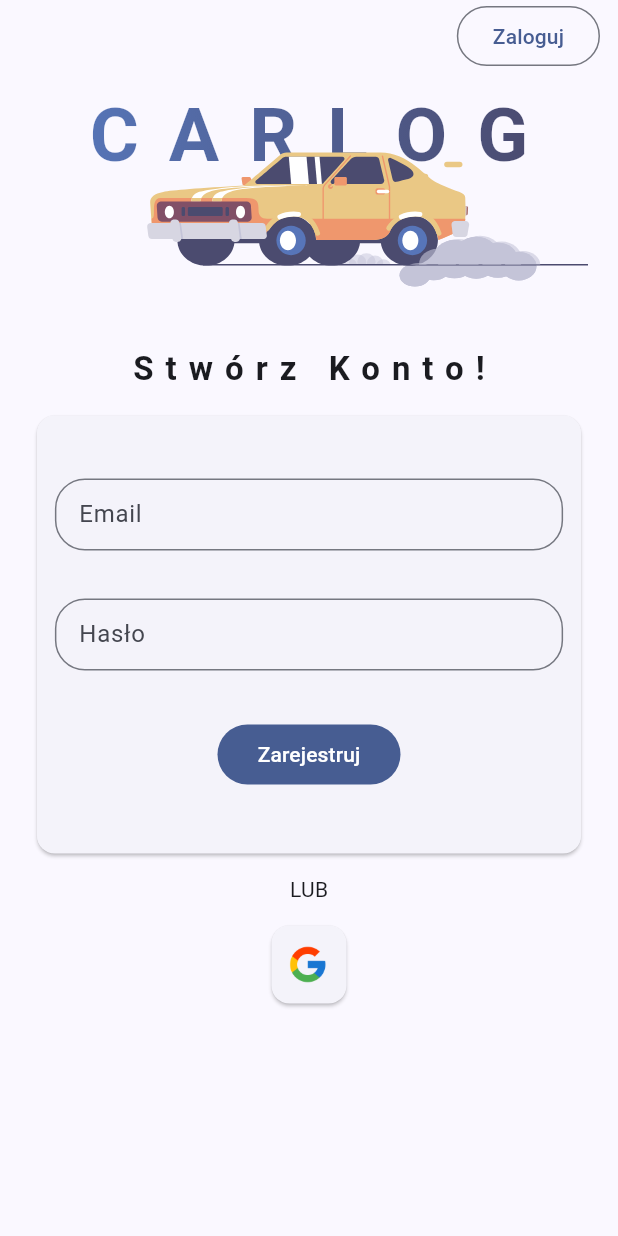
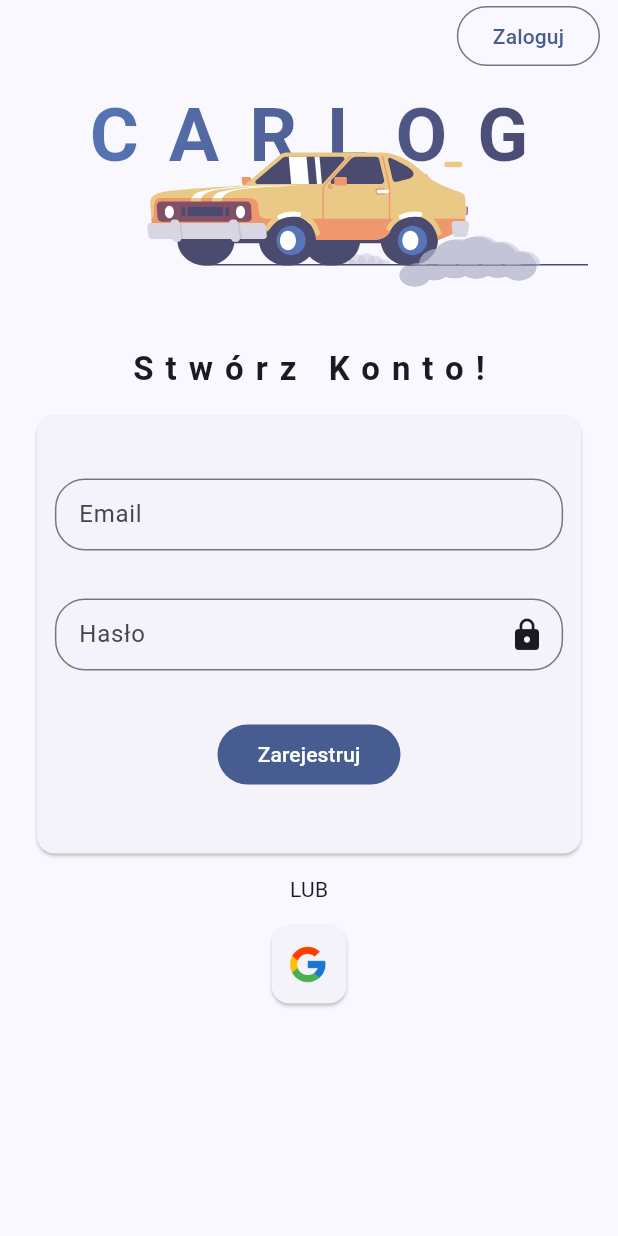
Before and after one commit to LynxLynxx/Carlog, a Flutter app: the screen it shows after launch, after a tap on "Zarejestruj", on a phone screen of 412 x 824 dp. Run offline on Flutter 3.47's test engine with Material 3 defaults, Android fonts, the phone set to English and light mode, and no system bars; drawn by our look-alikes of lottie; our stand-ins replace auto_size_text, bloc, cloud_firestore, connectivity_plus, dartz, equatable and 10 more; accounts and stored records are empty; generated files the repository leaves out were written again; Roboto replaces fonts that are missing (Futura, Poppins).

Commit message:
obscure text

```diff
--- a/lib/core/theme/styles/input_styles.dart
+++ b/lib/core/theme/styles/input_styles.dart
@@ -3,12 +3,14 @@ import 'package:flutter/material.dart';
 InputDecoration authTextFormFieldInputDecoration(
         BuildContext context, String? errorText, String labelText,
         // ignore: avoid_init_to_null
-        {int? errorMaxLine = null}) =>
+        {int? errorMaxLine = null,
+        Widget? changeObscure}) =>
     InputDecoration(
       labelText: labelText,
       errorText: errorText,
       errorMaxLines: errorMaxLine,
       border: InputBorder.none,
+      suffixIcon: changeObscure,
       contentPadding: const EdgeInsets.all(12),
       enabledBorder: OutlineInputBorder(
         borderRadius: BorderRadius.circular(20),
--- a/lib/features/auth_features/login/presentation/widgets/login_by_mail_form_widget.dart
+++ b/lib/features/auth_features/login/presentation/widgets/login_by_mail_form_widget.dart
@@ -18,6 +18,8 @@ class LoginByMailFormWidget extends StatefulWidget {
 class _LoginByMailFormWidgetState extends State<LoginByMailFormWidget> {
   FocusNode f1 = FocusNode();
   FocusNode f2 = FocusNode();
+
+  bool isPasswordObscure = true;
 
   @override
   Widget build(BuildContext context) {
@@ -55,13 +57,24 @@ class _LoginByMailFormWidgetState extends State<LoginByMailFormWidget> {
             TextFormField(
               key: const Key("login_password_field"),
               focusNode: f2,
-              obscureText: true,
+              obscureText: isPasswordObscure,
               autofillHints: const [AutofillHints.password],
               decoration: authTextFormFieldInputDecoration(
                 context,
                 bloc.state.password.displayError ?? bloc.state.errorMessage,
                 "Hasło",
                 errorMaxLine: 3,
+                changeObscure: IconButton(
+                  onPressed: () => setState(
+                    () {
+                      isPasswordObscure = !isPasswordObscure;
+                    },
+                  ),
+                  icon: Icon(
+                    isPasswordObscure ? Icons.lock : Icons.lock_open,
+                    color: Theme.of(context).colorScheme.onSurface,
+                  ),
+                ),
               ),
               onChanged: (value) => context
                   .read<MailLoginBloc>()
--- a/lib/features/auth_features/register/presentation/widgets/register_by_mail_form_widget.dart
+++ b/lib/features/auth_features/register/presentation/widgets/register_by_mail_form_widget.dart
@@ -19,6 +19,8 @@ class RegisterByMailFormWidget extends StatefulWidget {
 class _RegisterByMailFormWidgetState extends State<RegisterByMailFormWidget> {
   FocusNode f1 = FocusNode();
   FocusNode f2 = FocusNode();
+
+  bool isPasswordObscure = true;
 
   @override
   Widget build(BuildContext context) {
@@ -56,13 +58,24 @@ class _RegisterByMailFormWidgetState extends State<RegisterByMailFormWidget> {
             TextFormField(
               key: const Key("register_password_field"),
               focusNode: f2,
-              obscureText: true,
+              obscureText: isPasswordObscure,
               autofillHints: const [AutofillHints.password],
               decoration: authTextFormFieldInputDecoration(
                 context,
                 bloc.state.password.displayError ?? bloc.state.errorMessage,
                 "Hasło",
                 errorMaxLine: 3,
+                changeObscure: IconButton(
+                  onPressed: () => setState(
+                    () {
+                      isPasswordObscure = !isPasswordObscure;
+                    },
+                  ),
+                  icon: Icon(
+                    isPasswordObscure ? Icons.lock : Icons.lock_open,
+                    color: Theme.of(context).colorScheme.onSurface,
+                  ),
+                ),
               ),
               onChanged: (value) => context
                   .read<MailRegisterBloc>()
```
